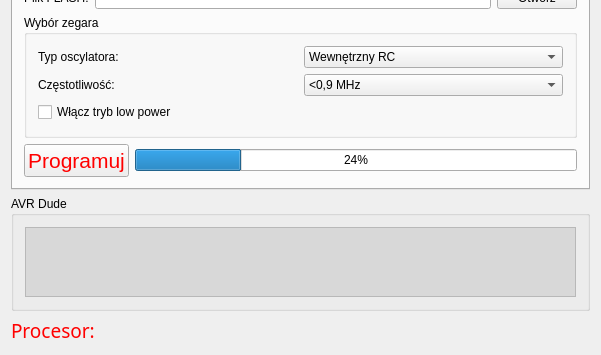
This is forms/maindialog.ui in ttomek32/tmfavrcalculator as Qt 5 draws it before an edit; both pictures show x 0 to 601 and y 267 to 622 of the 601 by 622 pixel window. The edited form follows.
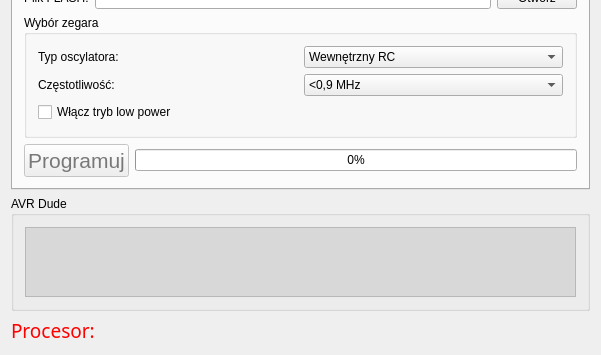
This is the edited form.

```diff
--- a/forms/maindialog.ui
+++ b/forms/maindialog.ui
@@ -308,6 +308,9 @@
         <layout class="QHBoxLayout" name="horizontalLayout_15">
          <item>
           <widget class="QPushButton" name="SimpProgrammBtn">
+           <property name="enabled">
+            <bool>false</bool>
+           </property>
            <property name="palette">
             <palette>
              <active>
@@ -416,7 +419,7 @@
          <item>
           <widget class="QProgressBar" name="SimpProgrammProgressBar">
            <property name="value">
-            <number>24</number>
+            <number>0</number>
            </property>
           </widget>
          </item>
```
Left out of the diff: 81 changed lines with no effect on the pictures.
